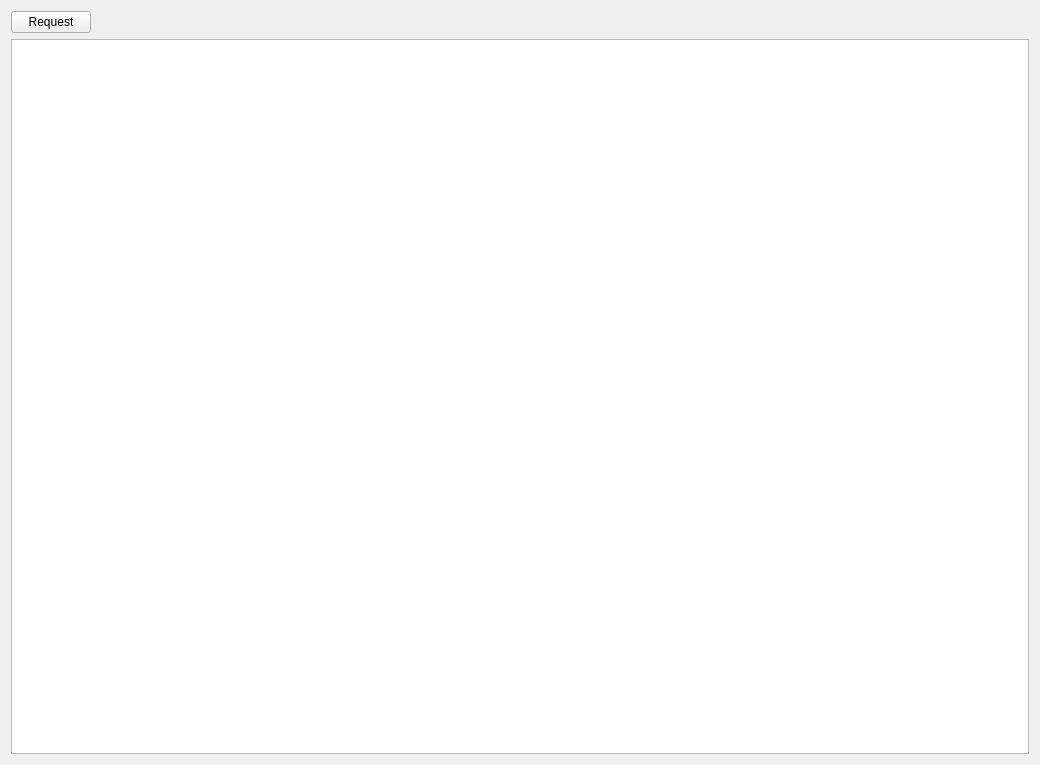
Above: trade_monitor/trade_monitor/gui_monitor.ui from takkin-takilog/namake-trader before the change. Below: the same form after it.
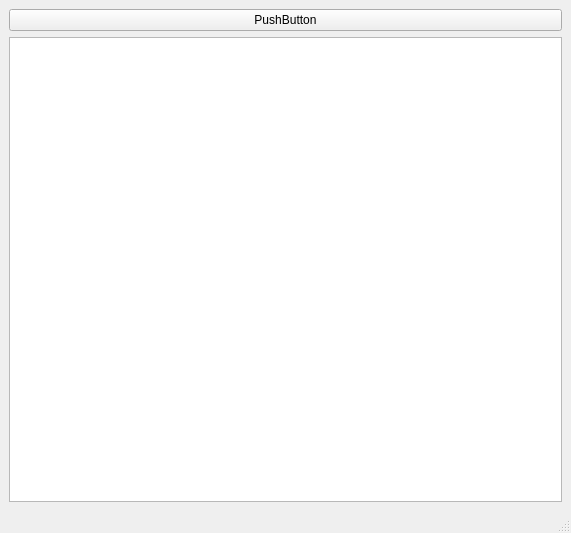
That is the form after the change.

Diff of the .ui file:
```diff
--- a/trade_monitor/trade_monitor/gui_monitor.ui
+++ b/trade_monitor/trade_monitor/gui_monitor.ui
@@ -1,53 +1,43 @@
 <?xml version="1.0" encoding="UTF-8"?>
 <ui version="4.0">
- <class>GuiMonitor</class>
- <widget class="QWidget" name="GuiMonitor">
+ <class>mainwindow</class>
+ <widget class="QMainWindow" name="mainwindow">
   <property name="geometry">
    <rect>
     <x>0</x>
     <y>0</y>
-    <width>1040</width>
-    <height>765</height>
+    <width>571</width>
+    <height>533</height>
    </rect>
   </property>
-  <property name="sizePolicy">
-   <sizepolicy hsizetype="Fixed" vsizetype="Preferred">
-    <horstretch>0</horstretch>
-    <verstretch>0</verstretch>
-   </sizepolicy>
-  </property>
   <property name="windowTitle">
    <string>GuiMonitor</string>
   </property>
-  <layout class="QGridLayout" name="gridLayout">
-   <item row="1" column="0">
-    <widget class="QGraphicsView" name="graphicsView_candlestickchart"/>
-   </item>
-   <item row="0" column="0">
-    <layout class="QHBoxLayout" name="horizontalLayout">
+  <widget class="QWidget" name="centralwidget">
+   <layout class="QVBoxLayout" name="verticalLayout">
      <item>
       <widget class="QPushButton" name="pushButton_SrvReq">
        <property name="text">
-        <string>Request</string>
+       <string>PushButton</string>
        </property>
       </widget>
      </item>
      <item>
-      <spacer name="horizontalSpacer">
-       <property name="orientation">
-        <enum>Qt::Horizontal</enum>
-       </property>
-       <property name="sizeHint" stdset="0">
-        <size>
-         <width>40</width>
-         <height>20</height>
-        </size>
-       </property>
-      </spacer>
-     </item>
-    </layout>
-   </item>
-  </layout>
+     <widget class="QGraphicsView" name="graphicsView_candlestickchart"/>
+    </item>
+   </layout>
+  </widget>
+  <widget class="QMenuBar" name="menubar">
+   <property name="geometry">
+    <rect>
+     <x>0</x>
+     <y>0</y>
+     <width>571</width>
+     <height>28</height>
+    </rect>
+   </property>
+  </widget>
+  <widget class="QStatusBar" name="statusbar"/>
  </widget>
  <resources/>
  <connections/>
```
Left out of the diff: 2 changed lines with no effect on the pictures. Lines whose indentation alone changed are shown as unchanged.
